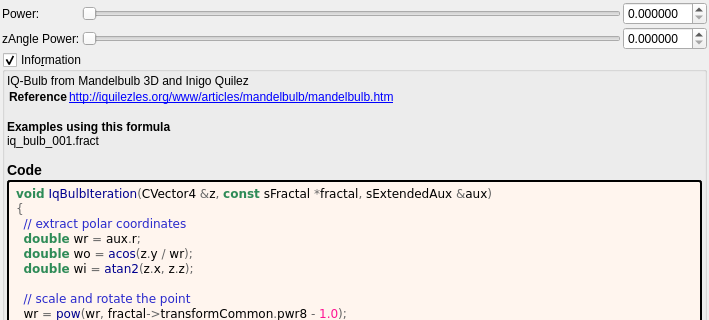
buddhi1980/mandelbulber2, file mandelbulber2/formula/ui/fractal_iq_bulb.ui: the form before one commit; both pictures show x 0 to 709 and y 0 to 320 of the 709 by 825 pixel window.
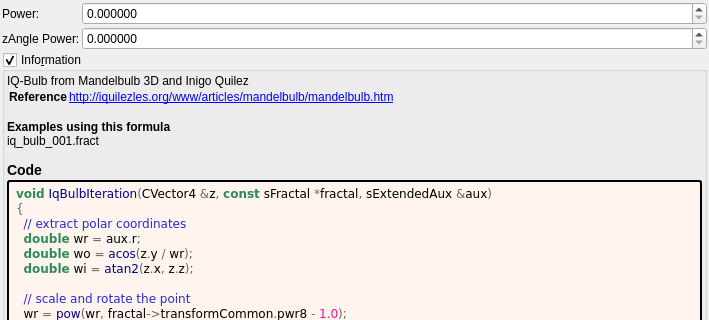
The form after the commit. Custom widgets are drawn as their Qt base class.

Commit message: Cleaned up more fractal formula UIs

```diff
--- a/mandelbulber2/formula/ui/fractal_iq_bulb.ui
+++ b/mandelbulber2/formula/ui/fractal_iq_bulb.ui
@@ -30,7 +30,7 @@
     <number>2</number>
    </property>
    <item>
-    <layout class="QGridLayout" name="gridLayout">
+    <layout class="QGridLayout" name="gridLayout" columnstretch="0,1">
      <property name="spacing">
       <number>2</number>
      </property>
@@ -48,35 +48,7 @@
        </property>
       </widget>
      </item>
-     <item row="1" column="2">
-      <widget class="MyDoubleSpinBox" name="spinbox_transf_pwr_8a">
-       <property name="sizePolicy">
-        <sizepolicy hsizetype="Minimum" vsizetype="Maximum">
-         <horstretch>0</horstretch>
-         <verstretch>0</verstretch>
-        </sizepolicy>
-       </property>
-       <property name="prefix">
-        <string/>
-       </property>
-       <property name="suffix">
-        <string/>
-       </property>
-       <property name="decimals">
-        <number>6</number>
-       </property>
-       <property name="minimum">
-        <double>0.000000000000000</double>
-       </property>
-       <property name="maximum">
-        <double>99.998999999999995</double>
-       </property>
-       <property name="singleStep">
-        <double>0.100000000000000</double>
-       </property>
-      </widget>
-     </item>
-     <item row="0" column="2">
+     <item row="0" column="1">
       <widget class="MyDoubleSpinBox" name="spinbox_transf_pwr_8">
        <property name="sizePolicy">
         <sizepolicy hsizetype="Minimum" vsizetype="Maximum">
@@ -105,40 +77,30 @@
       </widget>
      </item>
      <item row="1" column="1">
-      <widget class="QSlider" name="slider_transf_pwr_8a">
+      <widget class="MyDoubleSpinBox" name="spinbox_transf_pwr_8a">
        <property name="sizePolicy">
-        <sizepolicy hsizetype="Expanding" vsizetype="Maximum">
+        <sizepolicy hsizetype="Minimum" vsizetype="Maximum">
          <horstretch>0</horstretch>
          <verstretch>0</verstretch>
         </sizepolicy>
        </property>
-       <property name="maximum">
-        <number>20000000</number>
+       <property name="prefix">
+        <string/>
        </property>
-       <property name="singleStep">
-        <number>1</number>
+       <property name="suffix">
+        <string/>
        </property>
-       <property name="orientation">
-        <enum>Qt::Horizontal</enum>
+       <property name="decimals">
+        <number>6</number>
        </property>
-      </widget>
-     </item>
-     <item row="0" column="1">
-      <widget class="QSlider" name="slider_transf_pwr_8">
-       <property name="sizePolicy">
-        <sizepolicy hsizetype="Expanding" vsizetype="Maximum">
-         <horstretch>0</horstretch>
-         <verstretch>0</verstretch>
-        </sizepolicy>
+       <property name="minimum">
+        <double>0.000000000000000</double>
        </property>
        <property name="maximum">
-        <number>20000000</number>
+        <double>99.998999999999995</double>
        </property>
        <property name="singleStep">
-        <number>1</number>
-       </property>
-       <property name="orientation">
-        <enum>Qt::Horizontal</enum>
+        <double>0.100000000000000</double>
        </property>
       </widget>
      </item>
```
Left out of the diff: 4 changed lines with no effect on the pictures. The commit also changes 17 other files.
